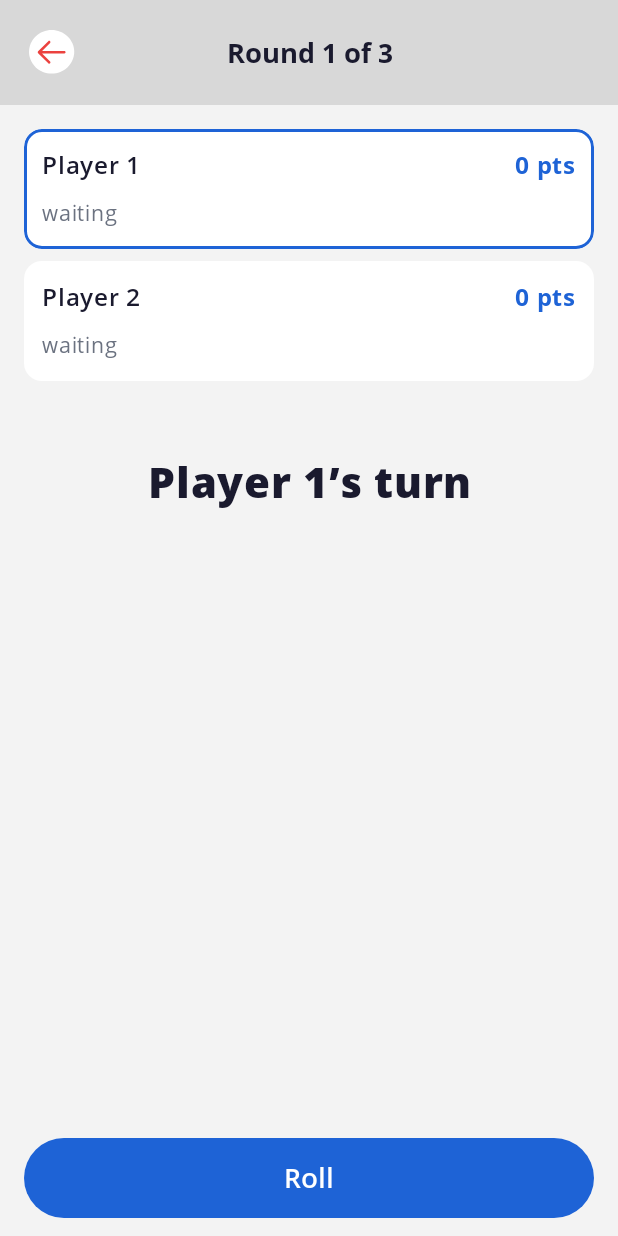
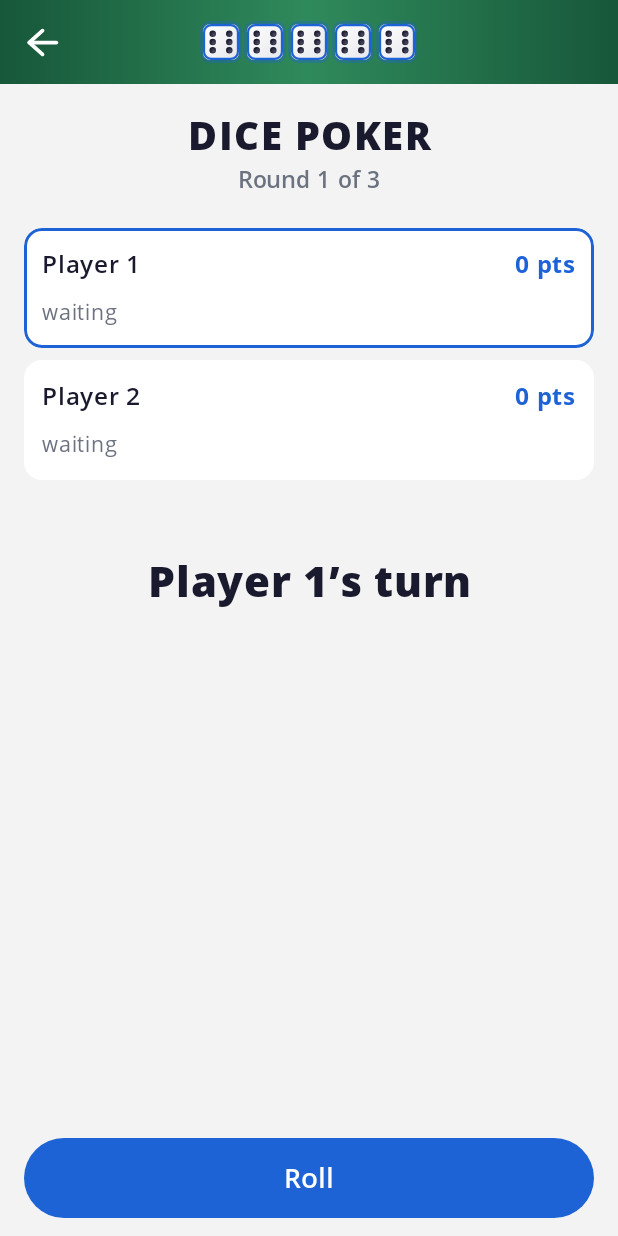
Before and after one commit to sreten-filipovic/dices, an Android app built with Jetpack Compose: the screen it shows after launch (MainActivity), after a tap on "Start", on a phone screen of 412 x 824 dp. Run offline under Robolectric (Android 15) with nearby library versions, the phone set to English and light mode, and no system bars; our stand-ins replace Compose Multiplatform resources, Navigation 3; libraries missing offline, so code that uses them is left out: co.touchlab.kermit; pictures from the network do not load; 1 statement that could not run was skipped; 1 other tap on this screen came first.

Commit message:
Dice sounds, ios build

```diff
--- /dev/null
+++ b/shared/src/androidMain/kotlin/com/cubes/template/shared/ui/common/sound/DiceRollSound.android.kt
@@ -0,0 +1,66 @@
+package com.cubes.template.shared.ui.common.sound
+
+import android.content.Context
+import android.media.AudioAttributes
+import android.media.SoundPool
+import androidx.compose.runtime.Composable
+import androidx.compose.runtime.remember
+import androidx.compose.ui.platform.LocalContext
+import com.cubes.template.shared.log
+import com.cubes.template.shared.resources.Res
+import kotlinx.coroutines.CoroutineScope
+import kotlinx.coroutines.Dispatchers
+import kotlinx.coroutines.SupervisorJob
+import kotlinx.coroutines.launch
+import kotlinx.coroutines.withContext
+import java.io.File
+
+@Composable
+actual fun rememberDiceRollSound(): DiceRollSound {
+    val context = LocalContext.current.applicationContext
+    return remember { AndroidDiceRollSound.also { it.ensureLoaded(context) } }
+}
+
+private object AndroidDiceRollSound : DiceRollSound {
+
+    private val scope = CoroutineScope(SupervisorJob() + Dispatchers.Main)
+    private var loadStarted = false
+    private var soundPool: SoundPool? = null
+    private var soundId = 0
+
+    @Volatile
+    private var loaded = false
+
+    fun ensureLoaded(context: Context) {
+        if (loadStarted) return
+        loadStarted = true
+        scope.launch {
+            try {
+                val bytes = Res.readBytes(DICE_ROLL_SOUND_PATH)
+                // SoundPool cannot load from memory, so the resource is copied to the cache first
+                val file = withContext(Dispatchers.IO) {
+                    File(context.cacheDir, "dice_roll.wav").apply { writeBytes(bytes) }
+                }
+                val pool = SoundPool.Builder()
+                    .setMaxStreams(DICE_ROLL_SOUND_VOICES)
+                    .setAudioAttributes(
+                        AudioAttributes.Builder()
+                            .setUsage(AudioAttributes.USAGE_GAME)
+                            .setContentType(AudioAttributes.CONTENT_TYPE_SONIFICATION)
+                            .build()
+                    )
+                    .build()
+                pool.setOnLoadCompleteListener { _, _, status -> loaded = status == 0 }
+                soundPool = pool
+                soundId = pool.load(file.path, 1)
+            } catch (e: Exception) {
+                log("DiceRollSound", "Could not load the dice roll sound: $e")
+            }
+        }
+    }
+
+    override fun play() {
+        if (!loaded) return
+        soundPool?.play(soundId, DICE_ROLL_SOUND_VOLUME, DICE_ROLL_SOUND_VOLUME, 1, 0, randomDiceRollSoundRate())
+    }
+}
--- a/shared/src/commonMain/composeResources/drawable/ic_back.xml
+++ /dev/null
@@ -1,12 +0,0 @@
-<vector xmlns:android="http://schemas.android.com/apk/res/android"
-    android:width="31dp"
-    android:height="30dp"
-    android:viewportWidth="31"
-    android:viewportHeight="30">
-  <path
-      android:pathData="M0,14.538a15.077,14.538 0,1 0,30.154 0a15.077,14.538 0,1 0,-30.154 0z"
-      android:fillColor="#ffffff"/>
-  <path
-      android:pathData="M24.374,14.833C24.374,15.26 24.057,15.613 23.646,15.669L23.531,15.676L8.712,15.676L14.066,21.008C14.395,21.336 14.397,21.87 14.068,22.2C13.769,22.5 13.301,22.528 12.97,22.284L12.876,22.202L6.075,15.431C6.032,15.388 5.994,15.341 5.962,15.292C5.953,15.277 5.944,15.261 5.935,15.246C5.927,15.233 5.92,15.219 5.913,15.205C5.903,15.184 5.894,15.163 5.885,15.142C5.879,15.125 5.873,15.109 5.868,15.093C5.861,15.073 5.855,15.051 5.85,15.03C5.846,15.014 5.843,15 5.841,14.985C5.837,14.963 5.834,14.941 5.831,14.918C5.829,14.9 5.828,14.883 5.828,14.866C5.827,14.855 5.827,14.844 5.827,14.833L5.828,14.801C5.828,14.784 5.829,14.768 5.831,14.751L5.827,14.833C5.827,14.78 5.832,14.728 5.842,14.678C5.844,14.666 5.846,14.653 5.849,14.641C5.855,14.616 5.862,14.591 5.87,14.567C5.874,14.555 5.879,14.542 5.884,14.53C5.893,14.505 5.904,14.48 5.916,14.457C5.921,14.446 5.927,14.434 5.934,14.423C5.944,14.404 5.955,14.386 5.967,14.369C5.975,14.356 5.984,14.344 5.993,14.331L6,14.321C6.023,14.292 6.048,14.264 6.074,14.237L6.075,14.236L12.876,7.464C13.206,7.135 13.74,7.137 14.068,7.466C14.367,7.766 14.393,8.235 14.147,8.564L14.066,8.659L8.714,13.99L23.531,13.99C23.997,13.99 24.374,14.368 24.374,14.833Z"
-      android:fillColor="#EB423F"/>
-</vector>
--- a/shared/src/commonMain/composeResources/values/strings.xml
+++ b/shared/src/commonMain/composeResources/values/strings.xml
@@ -33,7 +33,6 @@
     <string name="dice_roll_hint">Tap “Roll” to roll the die</string>
     <string name="roll">Roll</string>
 
-    <string name="setup_title">New game</string>
     <string name="setup_players">Players</string>
     <string name="setup_player_hint">Player %1$d</string>
     <string name="setup_add_player">+ Add player</string>
--- /dev/null
+++ b/shared/src/commonMain/kotlin/com/cubes/template/shared/ui/common/sound/DiceRollSound.kt
@@ -0,0 +1,22 @@
+package com.cubes.template.shared.ui.common.sound
+
+import androidx.compose.runtime.Composable
+import kotlin.random.Random
+
+/** Plays the sound of a single die being rolled; calls may overlap when several dice roll at once. */
+interface DiceRollSound {
+    fun play()
+}
+
+/** Process-wide player; the sound is loaded in the background the first time this is called. */
+@Composable
+expect fun rememberDiceRollSound(): DiceRollSound
+
+internal const val DICE_ROLL_SOUND_PATH = "files/dice_roll.wav"
+internal const val DICE_ROLL_SOUND_VOLUME = 0.8f
+
+/** How many dice can be heard at the same time. */
+internal const val DICE_ROLL_SOUND_VOICES = 8
+
+/** Slightly different playback speed for every die, so a handful of dice does not sound like one. */
+internal fun randomDiceRollSoundRate(): Float = 0.94f + Random.nextFloat() * 0.12f
--- a/shared/src/commonMain/kotlin/com/cubes/template/shared/ui/common/views/AnimatedDie.kt
+++ b/shared/src/commonMain/kotlin/com/cubes/template/shared/ui/common/views/AnimatedDie.kt
@@ -23,9 +23,11 @@ import androidx.compose.ui.Modifier
 import androidx.compose.ui.geometry.Offset
 import androidx.compose.ui.geometry.Size
 import androidx.compose.ui.graphics.graphicsLayer
+import androidx.compose.ui.platform.LocalInspectionMode
 import androidx.compose.ui.unit.Dp
 import androidx.compose.ui.unit.dp
 import com.cubes.template.shared.ui.common.ColorBlack
+import com.cubes.template.shared.ui.common.sound.rememberDiceRollSound
 import kotlinx.coroutines.coroutineScope
 import kotlinx.coroutines.delay
 import kotlinx.coroutines.launch
@@ -46,7 +48,8 @@ object DieAnimation {
  * A die that tumbles every time [rollKey] changes: it jumps, spins, bounces twice, flickers through
  * random faces and lands on [value] with a small squash. Pass a counter that only grows when this
  * particular die is rolled. The first composition does not animate unless [animateOnAppear] is true
- * (for dice that appear together with the roll, e.g. inside a dialog).
+ * (for dice that appear together with the roll, e.g. inside a dialog). Every roll is accompanied
+ * by the sound of the die hitting the table unless [soundEnabled] is false.
  */
 @Composable
 fun AnimatedDie(
@@ -58,10 +61,13 @@ fun AnimatedDie(
     highlighted: Boolean = false,
     startDelayMillis: Int = 0,
     animateOnAppear: Boolean = false,
+    soundEnabled: Boolean = true,
     onClick: (() -> Unit)? = null,
 ) {
     val initialRollKey = remember { if (animateOnAppear) Int.MIN_VALUE else rollKey }
     val targetValue by rememberUpdatedState(value)
+    // No audio in IDE previews
+    val sound = if (soundEnabled && !LocalInspectionMode.current) rememberDiceRollSound() else null
 
     var rolling by remember { mutableStateOf(false) }
     var tumbleFace by remember { mutableStateOf(1) }
@@ -77,6 +83,7 @@ fun AnimatedDie(
         lift.snapTo(0f)
         squash.snapTo(1f)
         delay(startDelayMillis.toLong())
+        sound?.play()
 
         val direction = if (Random.nextBoolean()) 1f else -1f
         coroutineScope {
--- a/shared/src/commonMain/kotlin/com/cubes/template/shared/ui/common/views/Toolbar.kt
+++ b/shared/src/commonMain/kotlin/com/cubes/template/shared/ui/common/views/Toolbar.kt
@@ -1,78 +1,171 @@
 package com.cubes.template.shared.ui.common.views
 
-import androidx.compose.foundation.Image
+import androidx.compose.foundation.Canvas
 import androidx.compose.foundation.background
 import androidx.compose.foundation.clickable
+import androidx.compose.foundation.interaction.MutableInteractionSource
+import androidx.compose.foundation.layout.Arrangement
 import androidx.compose.foundation.layout.Box
+import androidx.compose.foundation.layout.Column
+import androidx.compose.foundation.layout.Row
 import androidx.compose.foundation.layout.fillMaxWidth
 import androidx.compose.foundation.layout.height
 import androidx.compose.foundation.layout.padding
 import androidx.compose.foundation.layout.size
 import androidx.compose.foundation.layout.statusBarsPadding
+import androidx.compose.foundation.shape.CircleShape
 import androidx.compose.material3.Text
 import androidx.compose.runtime.Composable
+import androidx.compose.runtime.getValue
+import androidx.compose.runtime.mutableStateOf
+import androidx.compose.runtime.remember
+import androidx.compose.runtime.setValue
 import androidx.compose.ui.Alignment
 import androidx.compose.ui.Modifier
-import androidx.compose.ui.graphics.Color
+import androidx.compose.ui.draw.clip
+import androidx.compose.ui.geometry.Offset
+import androidx.compose.ui.graphics.Brush
+import androidx.compose.ui.graphics.Path
+import androidx.compose.ui.graphics.StrokeCap
+import androidx.compose.ui.graphics.StrokeJoin
+import androidx.compose.ui.graphics.drawscope.Stroke
+import androidx.compose.ui.semantics.Role
+import androidx.compose.ui.semantics.contentDescription
+import androidx.compose.ui.semantics.semantics
 import androidx.compose.ui.text.style.TextAlign
+import androidx.compose.ui.text.style.TextOverflow
 import androidx.compose.ui.tooling.preview.Preview
 import androidx.compose.ui.unit.dp
 import androidx.compose.ui.unit.sp
-import com.cubes.template.shared.resources.Res
-import com.cubes.template.shared.resources.ic_back
-import com.cubes.template.shared.ui.common.BoldFont
-import com.cubes.template.shared.ui.common.ColorDivider
+import com.cubes.template.shared.ui.common.ColorBackground
+import com.cubes.template.shared.ui.common.ColorFeltDark
+import com.cubes.template.shared.ui.common.ColorFeltLight
 import com.cubes.template.shared.ui.common.ColorTextPrimary
-import org.jetbrains.compose.resources.painterResource
+import com.cubes.template.shared.ui.common.ColorTextSecondary
+import com.cubes.template.shared.ui.common.ColorWhite
+import com.cubes.template.shared.ui.common.ExtraBoldFont
+import com.cubes.template.shared.ui.common.SemiBoldFont
 
+private val ToolbarHeight = 56.dp
+private val LogoDieSize = 24.dp
+
+/**
+ * Felt-green header with a white back arrow and the logo dice in the middle (tap to roll them),
+ * followed by the screen [title] in capitals and an optional [subtitle] below the bar.
+ */
 @Composable
 fun Toolbar(
     title: String,
     modifier: Modifier = Modifier,
+    subtitle: String? = null,
     onBackClick: (() -> Unit)? = null,
-    backgroundColor: Color = ColorDivider,
 ) {
+    Column(modifier = modifier.fillMaxWidth()) {
         Box(
-        modifier = modifier
+            modifier = Modifier
                 .fillMaxWidth()
-            .background(backgroundColor)
+                .background(Brush.horizontalGradient(listOf(ColorFeltDark, ColorFeltLight, ColorFeltDark)))
                 .statusBarsPadding()
-            .height(70.dp)
+                .height(ToolbarHeight)
         ) {
             if (onBackClick != null) {
-            Box(
+                BackArrow(
+                    onClick = onBackClick,
+                    modifier = Modifier.align(Alignment.CenterStart).padding(start = 4.dp),
+                )
+            }
+            LogoDice(modifier = Modifier.align(Alignment.Center))
+        }
+
+        Column(
             modifier = Modifier
-                    .padding(10.dp)
-                    .size(50.dp)
-                    .clickable { onBackClick() }
-                    .padding(8.dp),
-                contentAlignment = Alignment.Center
+                .fillMaxWidth()
+                .padding(start = 20.dp, end = 20.dp, top = 16.dp, bottom = 4.dp),
+            horizontalAlignment = Alignment.CenterHorizontally,
         ) {
-                Image(
-                    painter = painterResource(Res.drawable.ic_back),
-                    contentDescription = "Back",
-                    modifier = Modifier.fillMaxWidth()
+            Text(
+                text = title.uppercase(),
+                fontFamily = ExtraBoldFont(),
+                fontSize = 26.sp,
+                letterSpacing = 1.sp,
+                color = ColorTextPrimary,
+                textAlign = TextAlign.Center,
+                maxLines = 1,
+                overflow = TextOverflow.Ellipsis,
+            )
+            if (subtitle != null) {
+                Text(
+                    text = subtitle,
+                    fontFamily = SemiBoldFont(),
+                    fontSize = 15.sp,
+                    color = ColorTextSecondary,
+                    textAlign = TextAlign.Center,
+                    maxLines = 1,
+                    overflow = TextOverflow.Ellipsis,
                 )
             }
         }
+    }
+}
 
-        Text(
-            text = title,
-            modifier = Modifier
-                .fillMaxWidth()
-                .padding(horizontal = 60.dp)
-                .align(Alignment.Center),
-            textAlign = TextAlign.Center,
-            color = ColorTextPrimary,
-            fontSize = 18.sp,
-            fontFamily = BoldFont(),
-            letterSpacing = (-0.02).sp
+/** Smaller copy of the home screen logo: five sixes that roll again when tapped. */
+@Composable
+private fun LogoDice(modifier: Modifier = Modifier) {
+    var rollKey by remember { mutableStateOf(0) }
+    Row(
+        horizontalArrangement = Arrangement.spacedBy(5.dp),
+        modifier = modifier.clickable(
+            interactionSource = remember { MutableInteractionSource() },
+            indication = null,
+        ) { rollKey++ },
+    ) {
+        repeat(5) { index ->
+            AnimatedDie(
+                value = 6,
+                rollKey = rollKey,
+                size = LogoDieSize,
+                highlighted = true,
+                startDelayMillis = index * DieAnimation.STAGGER_MILLIS,
             )
+        }
+    }
+}
+
+@Composable
+private fun BackArrow(onClick: () -> Unit, modifier: Modifier = Modifier) {
+    Box(
+        modifier = modifier
+            .size(48.dp)
+            .clip(CircleShape)
+            .clickable(role = Role.Button, onClick = onClick)
+            .semantics { contentDescription = "Back" },
+        contentAlignment = Alignment.Center,
+    ) {
+        Canvas(modifier = Modifier.size(22.dp)) {
+            val w = size.width
+            val h = size.height
+            val stroke = Stroke(width = 2.5.dp.toPx(), cap = StrokeCap.Round, join = StrokeJoin.Round)
+            val head = Path().apply {
+                moveTo(w * 0.5f, h * 0.14f)
+                lineTo(w * 0.1f, h * 0.5f)
+                lineTo(w * 0.5f, h * 0.86f)
+            }
+            drawPath(head, color = ColorWhite, style = stroke)
+            drawLine(
+                color = ColorWhite,
+                start = Offset(w * 0.1f, h * 0.5f),
+                end = Offset(w * 0.92f, h * 0.5f),
+                strokeWidth = stroke.width,
+                cap = StrokeCap.Round,
+            )
+        }
     }
 }
 
 @Preview
 @Composable
 private fun ToolbarPreview() {
-    Toolbar(title = "Title", onBackClick = {})
+    Box(Modifier.background(ColorBackground)) {
+        Toolbar(title = "Dice Poker", subtitle = "Round 1 of 3", onBackClick = {})
     }
+}
--- a/shared/src/commonMain/kotlin/com/cubes/template/shared/ui/main/game/GameView.kt
+++ b/shared/src/commonMain/kotlin/com/cubes/template/shared/ui/main/game/GameView.kt
@@ -49,6 +49,7 @@ import com.cubes.template.shared.domain.game.HandEvaluator
 import com.cubes.template.shared.domain.game.Player
 import com.cubes.template.shared.domain.game.RoundPhase
 import com.cubes.template.shared.resources.Res
+import com.cubes.template.shared.resources.game_dice_poker
 import com.cubes.template.shared.resources.game_done
 import com.cubes.template.shared.resources.game_home
 import com.cubes.template.shared.resources.game_keep
@@ -125,7 +126,8 @@ fun GameScreen(viewData: Game.ViewData) {
     Box(modifier = Modifier.fillMaxSize().background(ColorBackground)) {
         Column(modifier = Modifier.fillMaxSize().blur(blur)) {
             Toolbar(
-                title = if (state.isTiebreak) {
+                title = stringResource(Res.string.game_dice_poker),
+                subtitle = if (state.isTiebreak) {
                     stringResource(Res.string.game_tiebreak)
                 } else {
                     stringResource(Res.string.game_round, state.round, state.totalRounds)
--- a/shared/src/commonMain/kotlin/com/cubes/template/shared/ui/main/game_setup/GameSetupView.kt
+++ b/shared/src/commonMain/kotlin/com/cubes/template/shared/ui/main/game_setup/GameSetupView.kt
@@ -28,13 +28,13 @@ import androidx.compose.ui.tooling.preview.Preview
 import androidx.compose.ui.unit.dp
 import androidx.compose.ui.unit.sp
 import com.cubes.template.shared.resources.Res
+import com.cubes.template.shared.resources.game_dice_poker
 import com.cubes.template.shared.resources.setup_add_player
 import com.cubes.template.shared.resources.setup_player_hint
 import com.cubes.template.shared.resources.setup_players
 import com.cubes.template.shared.resources.setup_remove_player
 import com.cubes.template.shared.resources.setup_start
 import com.cubes.template.shared.resources.setup_rounds
-import com.cubes.template.shared.resources.setup_title
 import com.cubes.template.shared.ui.common.AppTheme
 import com.cubes.template.shared.ui.common.BoldFont
 import com.cubes.template.shared.ui.common.ColorBackground
@@ -63,7 +63,7 @@ fun GameSetupScreen(viewData: GameSetup.ViewData) {
             .background(ColorBackground)
             .imePadding()
     ) {
-        Toolbar(title = stringResource(Res.string.setup_title), onBackClick = listener::onBackClick)
+        Toolbar(title = stringResource(Res.string.game_dice_poker), onBackClick = listener::onBackClick)
 
         Column(
             modifier = Modifier
--- a/shared/src/commonMain/kotlin/com/cubes/template/shared/ui/splash/SplashView.kt
+++ b/shared/src/commonMain/kotlin/com/cubes/template/shared/ui/splash/SplashView.kt
@@ -77,6 +77,7 @@ fun SplashView(
                         size = 52.dp,
                         highlighted = true,
                         startDelayMillis = index * DieAnimation.STAGGER_MILLIS,
+                        soundEnabled = false,
                     )
                 }
             }
```
Also changed, not shown: 5 other files. Lines whose indentation alone changed are shown as unchanged.
